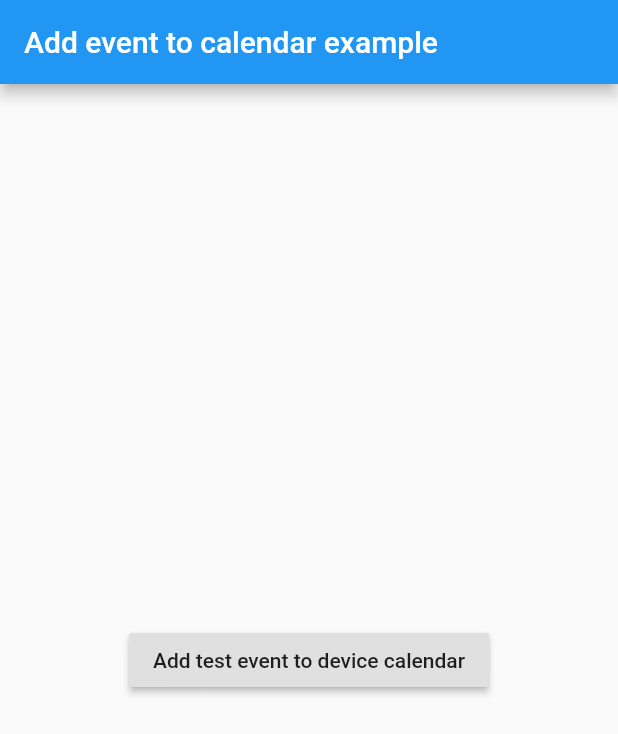
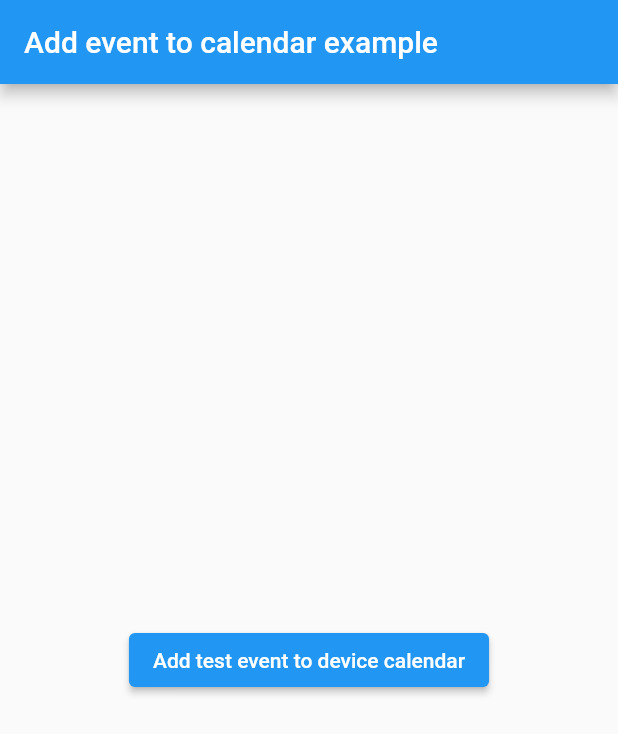
Before and after one commit to ja2375/add_2_calendar, a Flutter app: the screen it shows after launch, after a tap on "Add test event to device calendar", on a phone screen of 412 x 824 dp. Shown: the top 734 px of the screen. Run offline on Flutter 3.47's test engine with Material 2 defaults, Android fonts, the phone set to English and light mode, and no system bars.

Commit message:
Migrated example to null safety

```diff
--- a/example/lib/main.dart
+++ b/example/lib/main.dart
@@ -5,7 +5,9 @@ import 'package:add_2_calendar/add_2_calendar.dart';
 void main() => runApp(MyApp());
 
 class MyApp extends StatelessWidget {
-  final GlobalKey<ScaffoldState> scaffoldState = GlobalKey();
+  final GlobalKey<ScaffoldMessengerState> scaffoldMessengerKey =
+      GlobalKey<ScaffoldMessengerState>();
+
   @override
   Widget build(BuildContext context) {
     Event event = Event(
@@ -18,18 +20,18 @@ class MyApp extends StatelessWidget {
     );
 
     return MaterialApp(
+      scaffoldMessengerKey: scaffoldMessengerKey,
       home: Scaffold(
-        key: scaffoldState,
         appBar: AppBar(
           title: const Text('Add event to calendar example'),
         ),
         body: Center(
-          child: RaisedButton(
-            child: Text('Add test event to device calendar'),
+          child: ElevatedButton(
+            child: const Text('Add test event to device calendar'),
             onPressed: () {
               Add2Calendar.addEvent2Cal(event).then((success) {
-                scaffoldState.currentState.showSnackBar(
-                    SnackBar(content: Text(success ? 'Success' : 'Error')));
+                scaffoldMessengerKey.currentState!.showSnackBar(
+                    SnackBar(content: Text(success! ? 'Success' : 'Error')));
               });
             },
           ),
--- a/example/pubspec.yaml
+++ b/example/pubspec.yaml
@@ -3,7 +3,7 @@ description: Demonstrates how to use the add_2_calendar plugin.
 publish_to: 'none'
 
 environment:
-  sdk: ">=2.1.0 <3.0.0"
+  sdk: '>=2.12.0 <3.0.0'
 
 dependencies:
   flutter:
```
